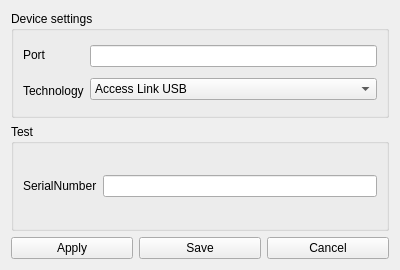
The window that HoruxSystray/trunk/src/settings.ui (BackupTheBerlios/horux-svn) describes before a commit, drawn with Qt 5.
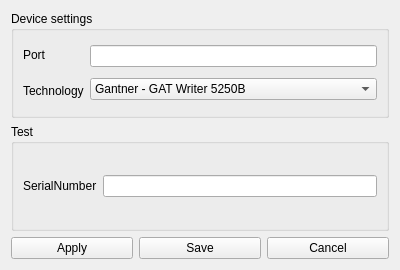
The same window after the commit.

Commit message: add the support of the Gantner GAT Writer 5250B

Diff of the .ui file:
```diff
--- a/HoruxSystray/trunk/src/settings.ui
+++ b/HoruxSystray/trunk/src/settings.ui
@@ -45,7 +45,12 @@
         <item>
          <widget class="QComboBox" name="techComboBox" >
           <item>
-           <property name="text" >
+           <property name="text">
+            <string>Gantner - GAT Writer 5250B</string>
+           </property>
+          </item>
+          <item>
+           <property name="text">
             <string>Access Link USB</string>
            </property>
           </item>
```
Left out of the diff: 71 changed lines with no effect on the pictures. The commit also changes 7 other files.
